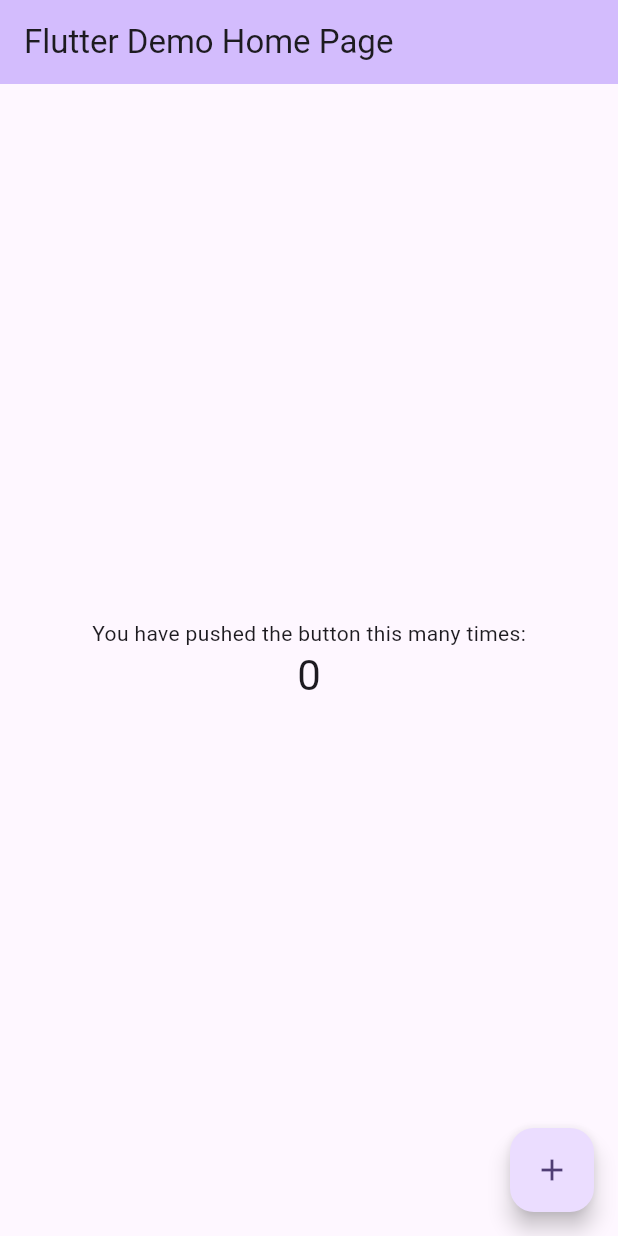
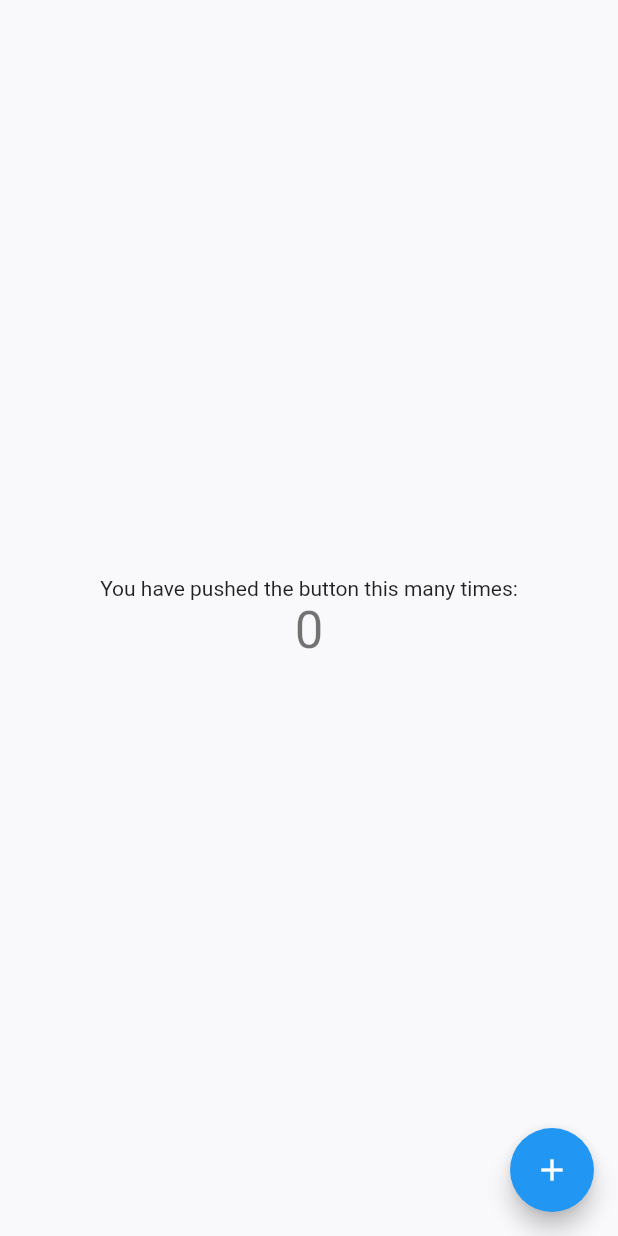
Before and after one commit to hardy716/movie_hub, a Flutter app: the screen it shows after launch, on a phone screen of 412 x 824 dp. Run offline on Flutter 3.47's test engine with Material 2 defaults, Android fonts, the phone set to English and light mode, and no system bars; our stand-ins replace velocity_x; missing offline and left inert: nav.

Commit message:
config: initialize theme and color constants in common folder 2023.09.29

```diff
--- /dev/null
+++ b/lib/common/constant/app_colors.dart
@@ -0,0 +1,7 @@
+import 'package:flutter/material.dart';
+
+class AppColors {
+  static const Color white = Color.fromARGB(255, 249, 249, 251);
+  static const Color black = Color.fromARGB(255, 45, 45, 50);
+  static const Color yellow = Color.fromARGB(255, 239, 215, 85);
+}
--- a/lib/main.dart
+++ b/lib/main.dart
@@ -1,4 +1,7 @@
 import 'package:flutter/material.dart';
+import 'package:movie_hub/common/constant/app_colors.dart';
+
+import 'screen/main/s_main.dart';
 
 void main() {
   runApp(const MyApp());
@@ -13,113 +16,9 @@ class MyApp extends StatelessWidget {
     return MaterialApp(
       title: 'Flutter Demo',
       theme: ThemeData(
-        // This is the theme of your application.
-        //
-        // TRY THIS: Try running your application with "flutter run". You'll see
-        // the application has a blue toolbar. Then, without quitting the app,
-        // try changing the seedColor in the colorScheme below to Colors.green
-        // and then invoke "hot reload" (save your changes or press the "hot
-        // reload" button in a Flutter-supported IDE, or press "r" if you used
-        // the command line to start the app).
-        //
-        // Notice that the counter didn't reset back to zero; the application
-        // state is not lost during the reload. To reset the state, use hot
-        // restart instead.
-        //
-        // This works for code too, not just values: Most code changes can be
-        // tested with just a hot reload.
-        colorScheme: ColorScheme.fromSeed(seedColor: Colors.deepPurple),
-        useMaterial3: true,
+        canvasColor: AppColors.white,
       ),
       home: const MyHomePage(title: 'Flutter Demo Home Page'),
     );
   }
 }
-
-class MyHomePage extends StatefulWidget {
-  const MyHomePage({super.key, required this.title});
-
-  // This widget is the home page of your application. It is stateful, meaning
-  // that it has a State object (defined below) that contains fields that affect
-  // how it looks.
-
-  // This class is the configuration for the state. It holds the values (in this
-  // case the title) provided by the parent (in this case the App widget) and
-  // used by the build method of the State. Fields in a Widget subclass are
-  // always marked "final".
-
-  final String title;
-
-  @override
-  State<MyHomePage> createState() => _MyHomePageState();
-}
-
-class _MyHomePageState extends State<MyHomePage> {
-  int _counter = 0;
-
-  void _incrementCounter() {
-    setState(() {
-      // This call to setState tells the Flutter framework that something has
-      // changed in this State, which causes it to rerun the build method below
-      // so that the display can reflect the updated values. If we changed
-      // _counter without calling setState(), then the build method would not be
-      // called again, and so nothing would appear to happen.
-      _counter++;
-    });
-  }
-
-  @override
-  Widget build(BuildContext context) {
-    // This method is rerun every time setState is called, for instance as done
-    // by the _incrementCounter method above.
-    //
-    // The Flutter framework has been optimized to make rerunning build methods
-    // fast, so that you can just rebuild anything that needs updating rather
-    // than having to individually change instances of widgets.
-    return Scaffold(
-      appBar: AppBar(
-        // TRY THIS: Try changing the color here to a specific color (to
-        // Colors.amber, perhaps?) and trigger a hot reload to see the AppBar
-        // change color while the other colors stay the same.
-        backgroundColor: Theme.of(context).colorScheme.inversePrimary,
-        // Here we take the value from the MyHomePage object that was created by
-        // the App.build method, and use it to set our appbar title.
-        title: Text(widget.title),
-      ),
-      body: Center(
-        // Center is a layout widget. It takes a single child and positions it
-        // in the middle of the parent.
-        child: Column(
-          // Column is also a layout widget. It takes a list of children and
-          // arranges them vertically. By default, it sizes itself to fit its
-          // children horizontally, and tries to be as tall as its parent.
-          //
-          // Column has various properties to control how it sizes itself and
-          // how it positions its children. Here we use mainAxisAlignment to
-          // center the children vertically; the main axis here is the vertical
-          // axis because Columns are vertical (the cross axis would be
-          // horizontal).
-          //
-          // TRY THIS: Invoke "debug painting" (choose the "Toggle Debug Paint"
-          // action in the IDE, or press "p" in the console), to see the
-          // wireframe for each widget.
-          mainAxisAlignment: MainAxisAlignment.center,
-          children: <Widget>[
-            const Text(
-              'You have pushed the button this many times:',
-            ),
-            Text(
-              '$_counter',
-              style: Theme.of(context).textTheme.headlineMedium,
-            ),
-          ],
-        ),
-      ),
-      floatingActionButton: FloatingActionButton(
-        onPressed: _incrementCounter,
-        tooltip: 'Increment',
-        child: const Icon(Icons.add),
-      ), // This trailing comma makes auto-formatting nicer for build methods.
-    );
-  }
-}
--- /dev/null
+++ b/lib/screen/main/s_main.dart
@@ -0,0 +1,45 @@
+import 'package:flutter/material.dart';
+
+class MyHomePage extends StatefulWidget {
+  const MyHomePage({super.key, required this.title});
+
+  final String title;
+
+  @override
+  State<MyHomePage> createState() => _MyHomePageState();
+}
+
+class _MyHomePageState extends State<MyHomePage> {
+  int _counter = 0;
+
+  void _incrementCounter() {
+    setState(() {
+      _counter++;
+    });
+  }
+
+  @override
+  Widget build(BuildContext context) {
+    return Scaffold(
+      body: Center(
+        child: Column(
+          mainAxisAlignment: MainAxisAlignment.center,
+          children: <Widget>[
+            const Text(
+              'You have pushed the button this many times:',
+            ),
+            Text(
+              '$_counter',
+              style: Theme.of(context).textTheme.headlineMedium,
+            ),
+          ],
+        ),
+      ),
+      floatingActionButton: FloatingActionButton(
+        onPressed: _incrementCounter,
+        tooltip: 'Increment',
+        child: const Icon(Icons.add),
+      ),
+    );
+  }
+}
--- a/pubspec.yaml
+++ b/pubspec.yaml
@@ -31,10 +31,8 @@ dependencies:
   flutter:
     sdk: flutter
 
-
-  # The following adds the Cupertino Icons font to your application.
-  # Use with the CupertinoIcons class for iOS style icons.
-  cupertino_icons: ^1.0.2
+  velocity_x: ^4.1.1
+  nav: ^1.4.2
 
 dev_dependencies:
   flutter_test:
```
Also changed, not shown: lib/common/common.dart (added, +7 -0 lines), lib/common/theme/abs_theme_colors.dart (added, +14 -0 lines), lib/common/widget/w_empty_expanded.dart (added, +17 -0 lines), pubspec.lock.
